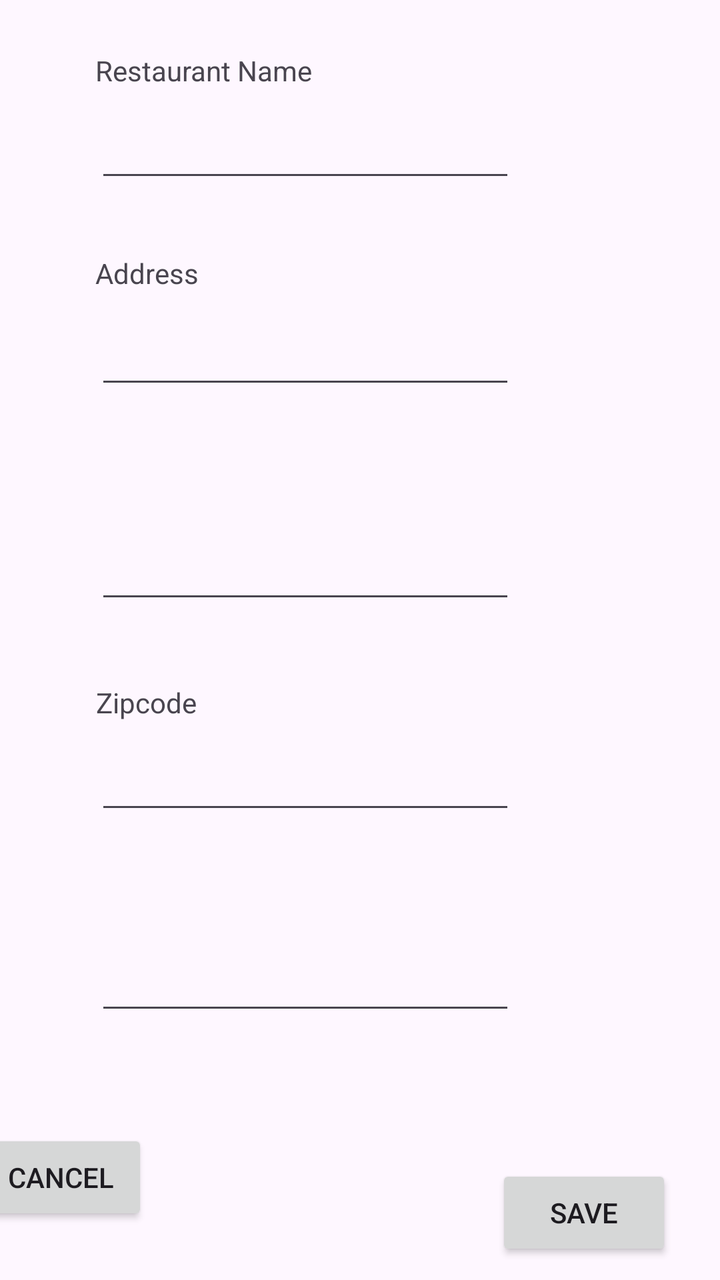
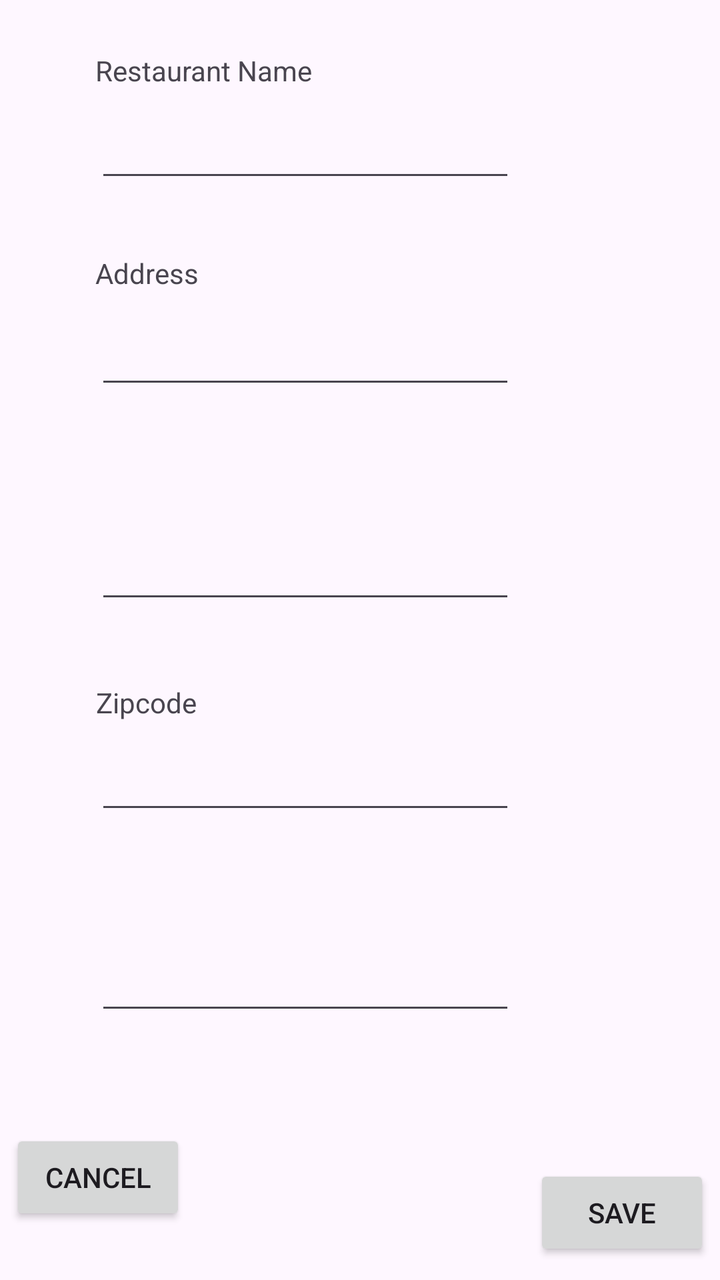

Screens rendered from an Android XML layout before and after an edit, with the pre-edit source and the edit as a unified diff.
<!-- AndroidManifest.xml: application theme Theme.RestaurantRater -->
<!-- res/layout/activity_main.xml -->
<?xml version="1.0" encoding="utf-8"?>
<androidx.constraintlayout.widget.ConstraintLayout xmlns:android="http://schemas.android.com/apk/res/android"
    xmlns:app="http://schemas.android.com/apk/res-auto"
    xmlns:tools="http://schemas.android.com/tools"
    android:id="@+id/main"
    android:layout_width="match_parent"
    android:layout_height="match_parent"
    tools:context=".MainActivity">

    <EditText
        android:id="@+id/stateEditText"
        android:layout_width="wrap_content"
        android:layout_height="wrap_content"
        android:layout_marginStart="73dp"
        android:layout_marginTop="11dp"
        android:layout_marginEnd="128dp"
        android:ems="10"
        android:inputType="text"
        app:layout_constraintBottom_toTopOf="@+id/saveButton"
        app:layout_constraintEnd_toEndOf="parent"
        app:layout_constraintStart_toStartOf="parent"
        app:layout_constraintTop_toBottomOf="@+id/stateLabel" />

    <TextView
        android:id="@+id/restaurantNameLabel"
        android:layout_width="wrap_content"
        android:layout_height="wrap_content"
        android:layout_marginStart="73dp"
        android:layout_marginTop="61dp"
        android:layout_marginEnd="229dp"
        android:text="Restaurant Name"
        app:layout_constraintBottom_toTopOf="@+id/restaurantNameEditText"
        app:layout_constraintEnd_toEndOf="parent"
        app:layout_constraintStart_toStartOf="parent"
        app:layout_constraintTop_toTopOf="parent" />

    <TextView
        android:id="@+id/addressLabel"
        android:layout_width="wrap_content"
        android:layout_height="wrap_content"
        android:layout_marginStart="73dp"
        android:layout_marginTop="31dp"
        android:layout_marginEnd="286dp"
        android:text="Address"
        app:layout_constraintBottom_toTopOf="@+id/addressEditText"
        app:layout_constraintEnd_toEndOf="parent"
        app:layout_constraintStart_toStartOf="parent"
        app:layout_constraintTop_toBottomOf="@+id/restaurantNameEditText" />

    <TextView
        android:id="@+id/cityLabel"
        android:layout_width="wrap_content"
        android:layout_height="wrap_content"
        android:layout_marginStart="73dp"
        android:layout_marginTop="37dp"
        android:layout_marginEnd="314dp"
        android:text="City"
        app:layout_constraintBottom_toTopOf="@+id/cityEditText"
        app:layout_constraintEnd_toEndOf="parent"
        app:layout_constraintStart_toStartOf="parent"
        app:layout_constraintTop_toBottomOf="@+id/addressEditText" />

    <TextView
        android:id="@+id/zipcodeLabel"
        android:layout_width="wrap_content"
        android:layout_height="wrap_content"
        android:layout_marginStart="73dp"
        android:layout_marginTop="35dp"
        android:layout_marginEnd="287dp"
        android:text="Zipcode"
        app:layout_constraintBottom_toTopOf="@+id/zipcodeEditText"
        app:layout_constraintEnd_toEndOf="parent"
        app:layout_constraintStart_toStartOf="parent"
        app:layout_constraintTop_toBottomOf="@+id/cityEditText" />

    <TextView
        android:id="@+id/stateLabel"
        android:layout_width="wrap_content"
        android:layout_height="wrap_content"
        android:layout_marginStart="73dp"
        android:layout_marginTop="29dp"
        android:layout_marginEnd="305dp"
        android:text="State"
        app:layout_constraintBottom_toTopOf="@+id/stateEditText"
        app:layout_constraintEnd_toEndOf="parent"
        app:layout_constraintStart_toStartOf="parent"
        app:layout_constraintTop_toBottomOf="@+id/zipcodeEditText" />

    <EditText
        android:id="@+id/restaurantNameEditText"
        android:layout_width="wrap_content"
        android:layout_height="wrap_content"
        android:layout_marginStart="73dp"
        android:layout_marginTop="10dp"
        android:layout_marginEnd="128dp"
        android:ems="10"
        android:inputType="text"
        app:layout_constraintBottom_toTopOf="@+id/addressLabel"
        app:layout_constraintEnd_toEndOf="parent"
        app:layout_constraintStart_toStartOf="parent"
        app:layout_constraintTop_toBottomOf="@+id/restaurantNameLabel" />

    <EditText
        android:id="@+id/addressEditText"
        android:layout_width="wrap_content"
        android:layout_height="wrap_content"
        android:layout_marginStart="73dp"
        android:layout_marginTop="12dp"
        android:layout_marginEnd="128dp"
        android:ems="10"
        android:inputType="text"
        app:layout_constraintBottom_toTopOf="@+id/cityLabel"
        app:layout_constraintEnd_toEndOf="parent"
        app:layout_constraintStart_toStartOf="parent"
        app:layout_constraintTop_toBottomOf="@+id/addressLabel" />

    <EditText
        android:id="@+id/cityEditText"
        android:layout_width="wrap_content"
        android:layout_height="wrap_content"
        android:layout_marginStart="73dp"
        android:layout_marginTop="10dp"
        android:layout_marginEnd="128dp"
        android:ems="10"
        android:inputType="text"
        app:layout_constraintBottom_toTopOf="@+id/zipcodeLabel"
        app:layout_constraintEnd_toEndOf="parent"
        app:layout_constraintStart_toStartOf="parent"
        app:layout_constraintTop_toBottomOf="@+id/cityLabel" />

    <EditText
        android:id="@+id/zipcodeEditText"
        android:layout_width="wrap_content"
        android:layout_height="wrap_content"
        android:layout_marginStart="73dp"
        android:layout_marginTop="10dp"
        android:layout_marginEnd="128dp"
        android:ems="10"
        android:inputType="text"
        app:layout_constraintBottom_toTopOf="@+id/stateLabel"
        app:layout_constraintEnd_toEndOf="parent"
        app:layout_constraintStart_toStartOf="parent"
        app:layout_constraintTop_toBottomOf="@+id/zipcodeLabel" />

    <Button
        android:id="@+id/saveButton"
        android:layout_width="wrap_content"
        android:layout_height="wrap_content"
        android:layout_marginStart="87dp"
        android:layout_marginTop="70dp"
        android:layout_marginEnd="91dp"
        android:layout_marginBottom="45dp"
        android:text="Save"
        app:layout_constraintBottom_toBottomOf="parent"
        app:layout_constraintEnd_toEndOf="parent"
        app:layout_constraintStart_toEndOf="@+id/cancelButton"
        app:layout_constraintTop_toBottomOf="@+id/stateEditText" />

    <Button
        android:id="@+id/cancelButton"
        android:layout_width="wrap_content"
        android:layout_height="wrap_content"
        android:layout_marginStart="53dp"
        android:layout_marginTop="70dp"
        android:layout_marginEnd="87dp"
        android:layout_marginBottom="45dp"
        android:text="Cancel"
        app:layout_constraintBottom_toBottomOf="parent"
        app:layout_constraintEnd_toStartOf="@+id/saveButton"
        app:layout_constraintStart_toStartOf="parent"
        app:layout_constraintTop_toBottomOf="@+id/stateEditText" />
</androidx.constraintlayout.widget.ConstraintLayout>
<!-- resources referenced by this layout -->
<resources>
  <style name="Theme.RestaurantRater" parent="Base.Theme.RestaurantRater" />
  <style name="Base.Theme.RestaurantRater" parent="Theme.Material3.DayNight.NoActionBar">
          
          
      </style>
</resources>

<!-- the commit's change to res/layout/activity_main.xml (unified diff, before → after) -->
@@ -160,7 +160,7 @@
         android:id="@+id/cancelButton"
         android:layout_width="wrap_content"
         android:layout_height="wrap_content"
-        android:layout_marginStart="53dp"
+        android:layout_marginStart="91dp"
         android:layout_marginTop="70dp"
         android:layout_marginEnd="87dp"
         android:layout_marginBottom="45dp"
